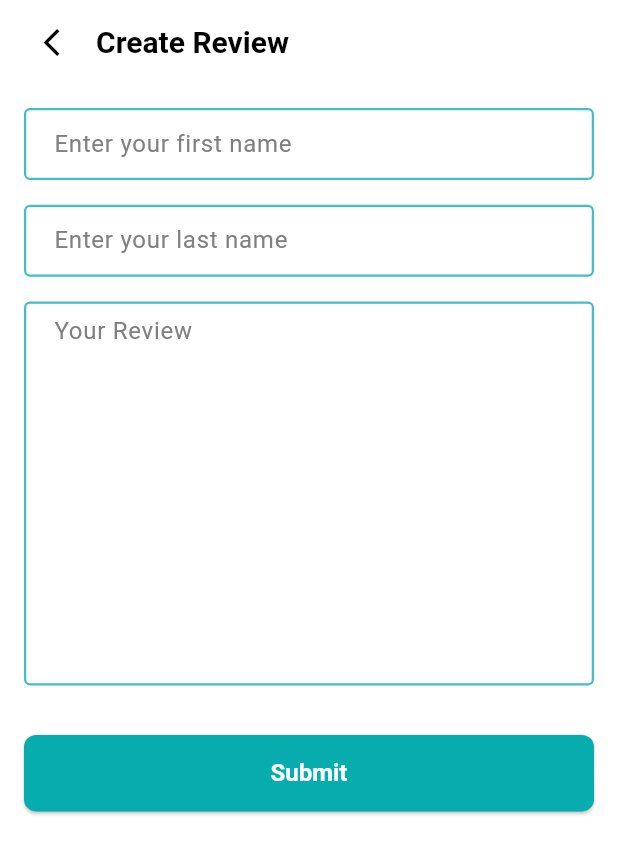
After one commit to Rawnak003/craftybay, a Flutter app: the ReviewScreen screen opened by its route, after a tap on the "add" icon, on a phone screen of 412 x 824 dp. The commit adds this screen. Shown: the top 854 px of the screen. Run offline on Flutter 3.47's test engine with Material 3 defaults, Android fonts, the phone set to English and light mode, and no system bars; our stand-ins replace carousel_slider, firebase_core, firebase_crashlytics, flutter_svg, get; accounts and stored records are empty.

Commit message:
ADD #17: Create Review Screen

```diff
--- a/lib/src/core/constants/strings.dart
+++ b/lib/src/core/constants/strings.dart
@@ -46,6 +46,8 @@ class AppStrings {
   static const String color = 'Color';
   static const String size = 'Size';
   static const String description = 'Description';
+  static const String createReview = 'Create Review';
+  static const String yourReview = 'Your Review';
 
 
 
--- a/lib/src/core/routes/app_route_configs.dart
+++ b/lib/src/core/routes/app_route_configs.dart
@@ -1,6 +1,7 @@
 import 'package:flutter/material.dart';
 import '../../features/authentication/presentation/views/sign_in_screen.dart';
 import '../../features/authentication/presentation/views/sign_up_screen.dart';
+import '../../features/onboarding/screens/create_review_screen/presentation/views/create_review_screen.dart';
 import '../../features/onboarding/screens/parent_screen/presentation/views/main_bottom_nav_bar_screen.dart';
 import '../../features/onboarding/screens/product_list_screen/presentation/product_list_screen.dart';
 import '../../features/onboarding/screens/product_screen/presentation/views/product_screen.dart';
@@ -40,6 +41,10 @@ class AppRouteConfigs {
         return MaterialPageRoute(
           builder: (context) => ReviewScreen(),
         );
+      case AppRoutesName.createReviews:
+        return MaterialPageRoute(
+          builder: (context) => CreateReviewScreen(),
+        );
       default:
         return MaterialPageRoute(
           builder: (context) => const SplashScreen(),
--- a/lib/src/core/routes/app_route_names.dart
+++ b/lib/src/core/routes/app_route_names.dart
@@ -7,4 +7,5 @@ class AppRoutesName {
   static const String productList = '/product-list';
   static const String product = '/product-details';
   static const String reviews = '/reviews';
+  static const String createReviews = '/create-reviews';
 }
--- /dev/null
+++ b/lib/src/features/onboarding/screens/create_review_screen/presentation/views/create_review_screen.dart
@@ -0,0 +1,94 @@
+import 'package:craftybay/src/core/app/app_spacing.dart';
+import 'package:flutter/material.dart';
+import 'package:get/get.dart';
+import '../../../../../../core/constants/strings.dart';
+import '../../../../../../core/utils/input_validators.dart';
+import '../../../../common_widget/custom_app_bar.dart';
+
+class CreateReviewScreen extends StatefulWidget {
+  const CreateReviewScreen({super.key});
+
+  @override
+  State<CreateReviewScreen> createState() => _CreateReviewScreenState();
+}
+
+class _CreateReviewScreenState extends State<CreateReviewScreen> {
+  final TextEditingController _firstNameTEController = TextEditingController();
+  final TextEditingController _lastNameTEController = TextEditingController();
+  final TextEditingController _reviewTEController = TextEditingController();
+  final GlobalKey<FormState> _formKey = GlobalKey<FormState>();
+
+  void _onTapSubmit() {
+    if (_formKey.currentState!.validate()) {
+      // TODO: implement submit
+      Get.back();
+    }
+  }
+  @override
+  void dispose() {
+    _firstNameTEController.dispose();
+    _lastNameTEController.dispose();
+    _reviewTEController.dispose();
+    super.dispose();
+  }
+
+  @override
+  Widget build(BuildContext context) {
+    return SafeArea(
+      child: Scaffold(
+        appBar: CustomAppBar(title: AppStrings.createReview, onTap: (){Get.back();}),
+        body: Padding(
+          padding: const EdgeInsets.all(AppSpacing.pagePadding),
+          child: SingleChildScrollView(
+            child: Form(
+              key: _formKey,
+              child: Column(
+                children: [
+                  TextFormField(
+                    controller: _firstNameTEController,
+                    keyboardType: TextInputType.text,
+                    textInputAction: TextInputAction.next,
+                    decoration: InputDecoration(
+                      hintText: AppStrings.firstNameHint,
+                    ),
+                    validator: (value) => InputValidators.nameValidator('first Name', value),
+                    autovalidateMode: AutovalidateMode.onUserInteraction,
+                  ),
+                  SizedBox(height: AppSpacing.screenHeight(context) * 0.02),
+                  TextFormField(
+                    controller: _lastNameTEController,
+                    keyboardType: TextInputType.text,
+                    textInputAction: TextInputAction.next,
+                    decoration: InputDecoration(
+                      hintText: AppStrings.lastNameHint,
+                    ),
+                    validator: (value) => InputValidators.nameValidator('last Name', value),
+                    autovalidateMode: AutovalidateMode.onUserInteraction,
+                  ),
+                  SizedBox(height: AppSpacing.screenHeight(context) * 0.02),
+                  TextFormField(
+                    controller: _reviewTEController,
+                    keyboardType: TextInputType.text,
+                    textInputAction: TextInputAction.done,
+                    maxLines: 10,
+                    decoration: InputDecoration(
+                      hintText: AppStrings.yourReview,
+                      contentPadding: const EdgeInsets.symmetric(horizontal: 16, vertical: 8),
+                    ),
+                    validator: (value) => InputValidators.nameValidator('your review', value),
+                    autovalidateMode: AutovalidateMode.onUserInteraction,
+                  ),
+                  SizedBox(height: AppSpacing.screenHeight(context) * 0.04),
+                  ElevatedButton(
+                    onPressed: _onTapSubmit,
+                    child: Text('Submit'),
+                  ),
+                ],
+              ),
+            ),
+          ),
+        ),
+      ),
+    );
+  }
+}
--- a/lib/src/features/onboarding/screens/review_screen/presentation/views/review_screen.dart
+++ b/lib/src/features/onboarding/screens/review_screen/presentation/views/review_screen.dart
@@ -1,3 +1,4 @@
+import 'package:craftybay/src/core/routes/app_route_names.dart';
 import 'package:flutter/material.dart';
 import 'package:get/get.dart';
 
@@ -49,8 +50,13 @@ class ReviewScreen extends StatelessWidget {
                     backgroundColor: AppColor.themeColor,
                     shape: CircleBorder(),
                   ),
-                  onPressed: () {},
-                  child: Icon(Icons.add),
+                  onPressed: () {
+                    Get.toNamed(AppRoutesName.createReviews);
+                  },
+                  child: Icon(
+                    Icons.add,
+                    size: 24,
+                  ),
                 ),
               ),
             ),
```
